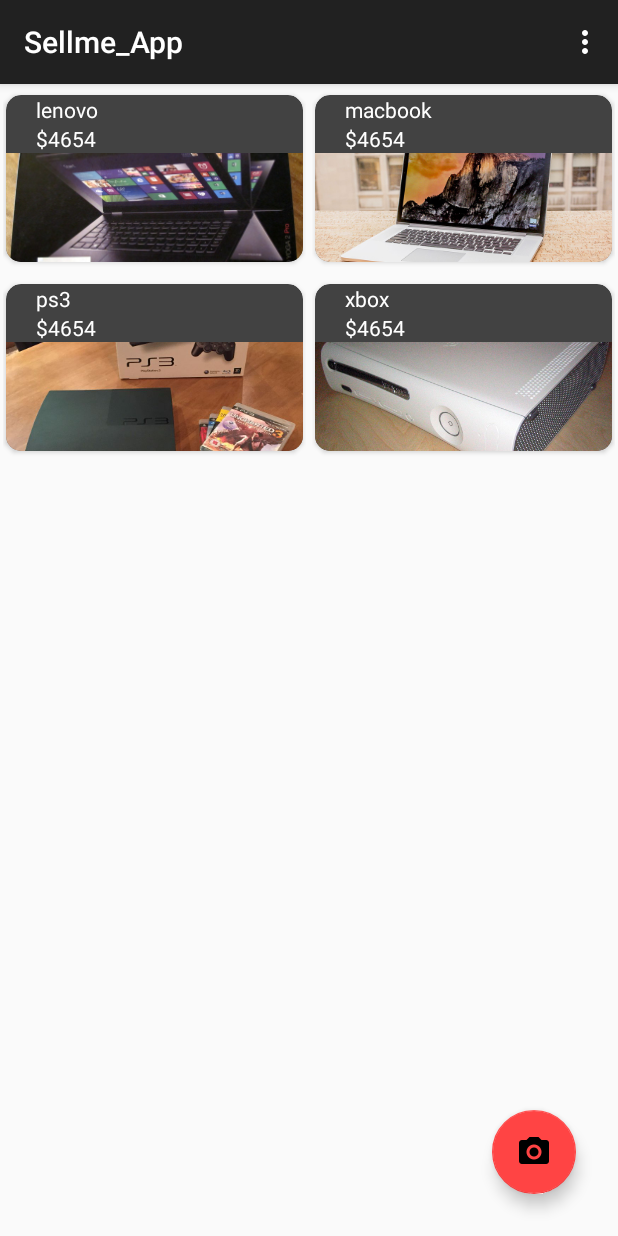
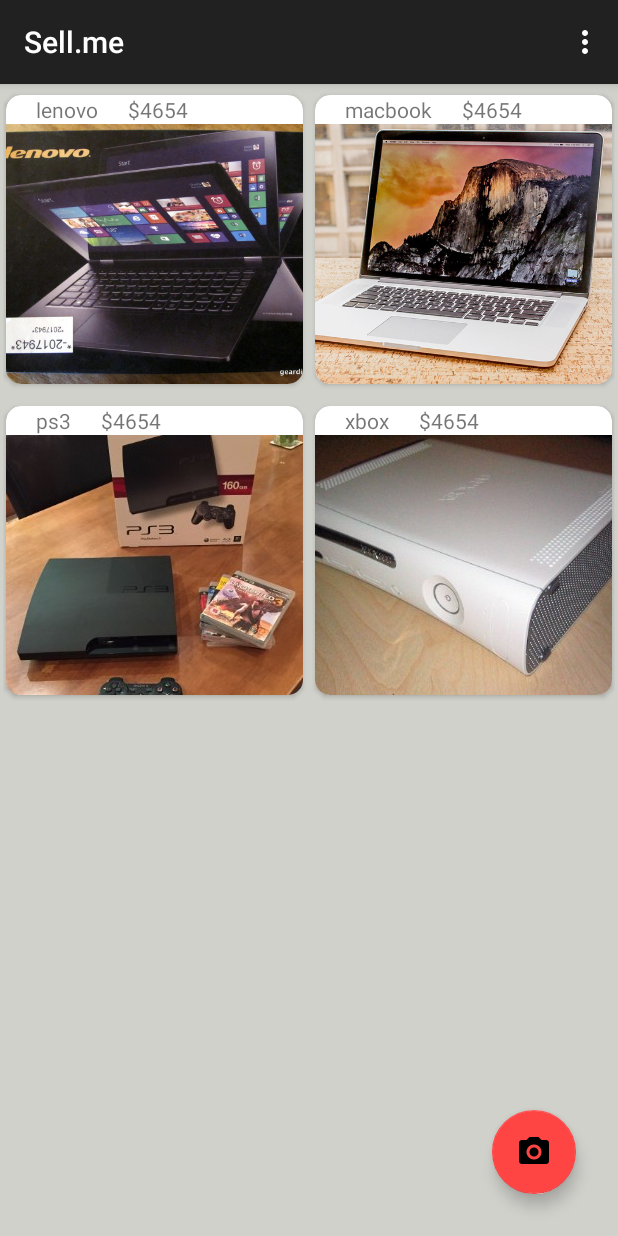
Before and after one commit to aaronors/Sell.me, an Android app: the screen it shows after launch (MainActivity), in the options menu, after a tap on "Electronics", on a phone screen of 412 x 824 dp. Run offline under Robolectric (Android 15) with nearby library versions, the phone set to English and light mode, and no system bars.

Commit message:
Fixed card view size, added camera functionality.

```diff
--- a/app/build.gradle
+++ b/app/build.gradle
@@ -30,4 +30,6 @@ dependencies {
     compile 'com.android.support:cardview-v7:25.0.1'
     compile 'com.github.bumptech.glide:glide:3.5.2'
     compile 'com.android.support:design:25.0.1'
+    compile 'com.github.vajro:MaterialDesignLibrary:1.6'
+
 }
--- a/app/src/main/AndroidManifest.xml
+++ b/app/src/main/AndroidManifest.xml
@@ -19,6 +19,7 @@
             </intent-filter>
         </activity>
         <activity android:name=".ItemDescriptionActivity" />
+        <activity android:name=".PromptActivity" />
     </application>
 
 </manifest>
--- a/app/src/main/java/com/example/aaronors/sellme_app/Recycler_Adapter.java
+++ b/app/src/main/java/com/example/aaronors/sellme_app/Recycler_Adapter.java
@@ -116,7 +116,7 @@ public class Recycler_Adapter extends CursorRecyclerAdapter<Recycler_Adapter.Vie
         //holder.vImg.setImageURI(Uri.parse(cursor.getString(3)));
         Glide.with(rContext)
                 .load(Uri.parse(cursor.getString(3)))
-                .placeholder(R.drawable.pic01)
+                .placeholder(R.drawable.espresso)
                 .into(holder.vImg);
         holder.uriString = cursor.getString(3);
         holder.vCategory = cursor.getString(4);
--- a/app/src/main/res/layout/activity_card.xml
+++ b/app/src/main/res/layout/activity_card.xml
@@ -15,12 +15,12 @@
     <!-- A CardView that contains a TextView -->
     <android.support.v7.widget.CardView xmlns:card_view="http://schemas.android.com/apk/res-auto"
         android:layout_width="match_parent"
-        android:layout_height="wrap_content"
+        android:layout_height="match_parent"
         android:layout_marginBottom="2dp"
         android:layout_marginTop="2dp"
-        android:layout_weight=".5"
+        android:layout_weight="2"
         app:cardCornerRadius="10dp"
-        card_view:cardBackgroundColor="@color/cardview_dark_background"
+        card_view:cardBackgroundColor="@color/colorWhite"
         card_view:cardPreventCornerOverlap="false"
         card_view:cardUseCompatPadding="true">
 
@@ -30,11 +30,16 @@
             android:layout_below="@+id/txt"
             android:orientation="vertical">
 
+            <LinearLayout
+                android:layout_width="match_parent"
+                android:layout_height="wrap_content"
+                android:layout_below="@+id/txt"
+                android:orientation="horizontal">
+
                 <TextView
                     android:id="@+id/name_text"
                     android:layout_width="wrap_content"
                     android:layout_height="wrap_content"
-                android:textColor="@color/colorWhite"
                     android:paddingLeft="20dp"
                     android:text="Name" />
 
@@ -42,9 +47,11 @@
                     android:id="@+id/price_text"
                     android:layout_width="wrap_content"
                     android:layout_height="wrap_content"
-                android:textColor="@color/colorWhite"
                     android:paddingLeft="20dp"
                     android:text="Price" />
+
+
+            </LinearLayout>
 
             <ImageView
                 android:id="@+id/card_img"
--- a/app/src/main/res/layout/activity_main.xml
+++ b/app/src/main/res/layout/activity_main.xml
@@ -12,6 +12,7 @@
         android:layout_width="match_parent"
         android:layout_height="match_parent"
         android:theme="@style/AppTheme"
+        android:background="@color/bkgGrey"
         android:id="@+id/rec_view" />
 
     <android.support.design.widget.FloatingActionButton
@@ -20,6 +21,7 @@
         android:layout_alignParentBottom="true"
         android:layout_alignParentRight="true"
         android:layout_margin="28dp"
+        android:id="@+id/picFab"
         android:src="@mipmap/ic_camera"
         app2:backgroundTint="@android:color/holo_red_light"
         app2:elevation="6dp"
--- a/app/src/main/res/values/colors.xml
+++ b/app/src/main/res/values/colors.xml
@@ -4,4 +4,5 @@
     <color name="colorPrimaryDark">#303F9F</color>
     <color name="colorAccent">#FF4081</color>
     <color name="colorWhite">#FFFFFF</color>
+    <color name="bkgGrey">#D1D1CC</color>
 </resources>
--- a/app/src/main/res/values/strings.xml
+++ b/app/src/main/res/values/strings.xml
@@ -1,3 +1,3 @@
 <resources>
-    <string name="app_name">Sellme_App</string>
+    <string name="app_name">Sell.me</string>
 </resources>
--- a/build.gradle
+++ b/build.gradle
@@ -15,6 +15,7 @@ buildscript {
 allprojects {
     repositories {
         jcenter()
+        maven { url "https://jitpack.io" }
     }
 }
 
```
Also changed, not shown: app/src/main/java/com/example/aaronors/sellme_app/MainActivity.java (+57 -10 lines), app/src/main/java/com/example/aaronors/sellme_app/PromptActivity.java (added, +35 -0 lines), app/src/main/res/layout/activity_prompt.xml (added, +67 -0 lines). Lines whose indentation alone changed are shown as unchanged.
